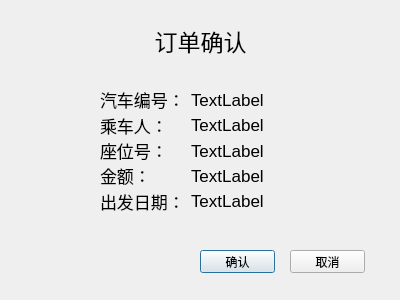
This is Client/Dingpiao/dingpiaoxitong/buyticket.ui in ticketgroup/qichedinggpiao as Qt 5 draws it before an edit. The edited form follows.
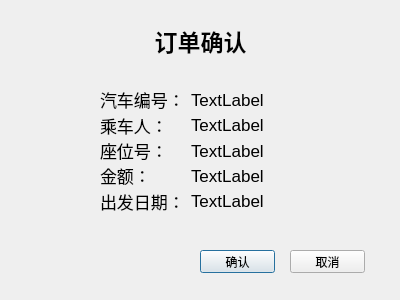
This is the edited form.

```diff
--- a/Client/Dingpiao/dingpiaoxitong/buyticket.ui
+++ b/Client/Dingpiao/dingpiaoxitong/buyticket.ui
@@ -191,6 +191,8 @@
    <property name="font">
     <font>
      <pointsize>17</pointsize>
+     <weight>75</weight>
+     <bold>true</bold>
     </font>
    </property>
    <property name="text">
```
